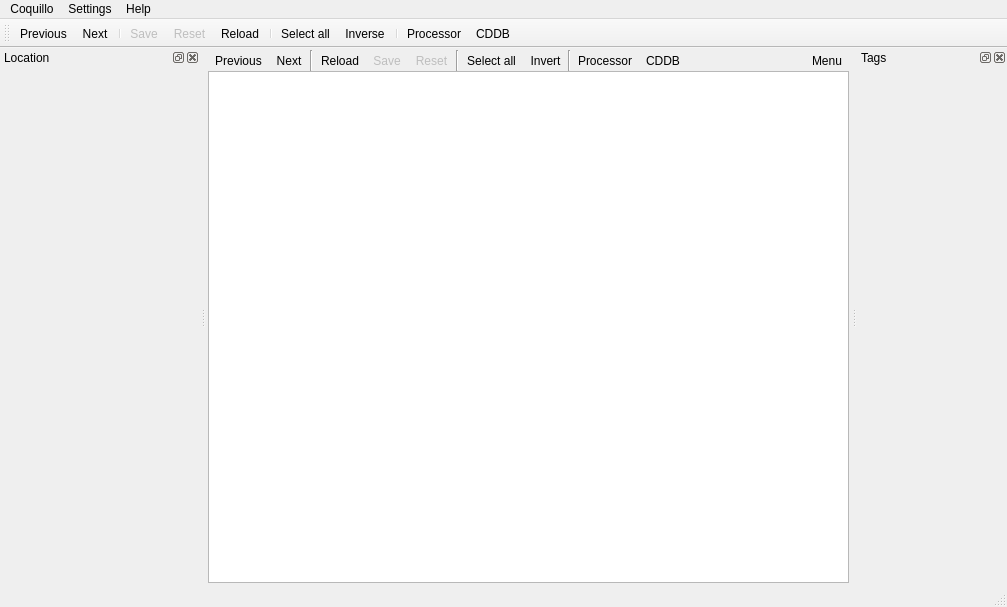
Old version of the form ui/MainWindow.ui in the repository sjuvonen/coquillo.
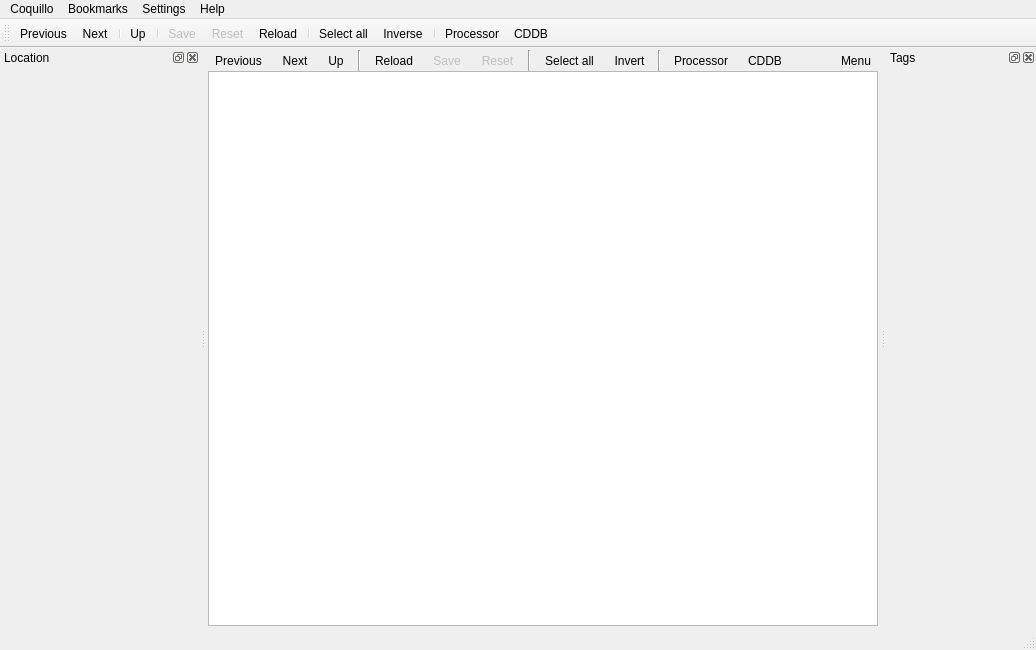
New version of the form. Icons and pictures are not drawn. Custom widgets are drawn as their Qt base class.

Commit message: Introduced some UI enhancements and support for bookmarks

What changed in the file:
```diff
--- a/ui/MainWindow.ui
+++ b/ui/MainWindow.ui
@@ -6,8 +6,8 @@
    <rect>
     <x>0</x>
     <y>0</y>
-    <width>1007</width>
-    <height>607</height>
+    <width>1036</width>
+    <height>650</height>
    </rect>
   </property>
   <property name="contextMenuPolicy">
@@ -43,9 +43,6 @@
        <enum>Qt::CustomContextMenu</enum>
       </property>
       <layout class="QHBoxLayout" name="horizontalLayout">
-       <property name="spacing">
-        <number>0</number>
-       </property>
        <property name="margin">
         <number>0</number>
        </property>
@@ -87,6 +84,31 @@
          </property>
         </widget>
        </item>
+       <item>
+        <widget class="QToolButton" name="buttonDirectory_up">
+         <property name="sizePolicy">
+          <sizepolicy hsizetype="Fixed" vsizetype="Fixed">
+           <horstretch>0</horstretch>
+           <verstretch>0</verstretch>
+          </sizepolicy>
+         </property>
+         <property name="toolTip">
+          <string>Select next track</string>
+         </property>
+         <property name="text">
+          <string>Up</string>
+         </property>
+         <property name="iconSize">
+          <size>
+           <width>22</width>
+           <height>22</height>
+          </size>
+         </property>
+         <property name="autoRaise">
+          <bool>true</bool>
+         </property>
+        </widget>
+       </item>
        <item>
         <widget class="Line" name="line_2">
          <property name="minimumSize">
@@ -358,8 +380,8 @@
     <rect>
      <x>0</x>
      <y>0</y>
-     <width>1007</width>
-     <height>18</height>
+     <width>1036</width>
+     <height>28</height>
     </rect>
    </property>
    <property name="contextMenuPolicy">
@@ -389,7 +411,18 @@
     </property>
     <addaction name="actionAbout"/>
    </widget>
+   <widget class="QMenu" name="menuBookmarks">
+    <property name="tearOffEnabled">
+     <bool>false</bool>
+    </property>
+    <property name="title">
+     <string>Bookmarks</string>
+    </property>
+    <addaction name="actionManage_bookmarks"/>
+    <addaction name="separator"/>
+   </widget>
    <addaction name="menuCoquillo"/>
+   <addaction name="menuBookmarks"/>
    <addaction name="menuSettings"/>
    <addaction name="menuHelp"/>
   </widget>
@@ -430,18 +463,9 @@
      <property name="spacing">
       <number>0</number>
      </property>
-     <property name="leftMargin">
+     <property name="margin">
       <number>2</number>
      </property>
-     <property name="topMargin">
-      <number>2</number>
-     </property>
-     <property name="rightMargin">
-      <number>2</number>
-     </property>
-     <property name="bottomMargin">
-      <number>0</number>
-     </property>
      <item>
       <widget class="EditorWidget" name="widgetEditor" native="true"/>
      </item>
@@ -522,6 +546,8 @@
    <addaction name="actionPrevious"/>
    <addaction name="actionNext"/>
    <addaction name="separator"/>
+   <addaction name="actionDirectory_up"/>
+   <addaction name="separator"/>
    <addaction name="actionSave"/>
    <addaction name="actionReset"/>
    <addaction name="actionReloadOrAbort"/>
@@ -738,6 +764,19 @@
     <string>Status bar</string>
    </property>
   </action>
+  <action name="actionDirectory_up">
+   <property name="text">
+    <string>Up</string>
+   </property>
+   <property name="toolTip">
+    <string>Go to the parent directory</string>
+   </property>
+  </action>
+  <action name="actionManage_bookmarks">
+   <property name="text">
+    <string>Manage...</string>
+   </property>
+  </action>
  </widget>
  <customwidgets>
   <customwidget>
```
Left out of the diff: 61 changed lines with no effect on the pictures. The commit also changes 23 other files.
